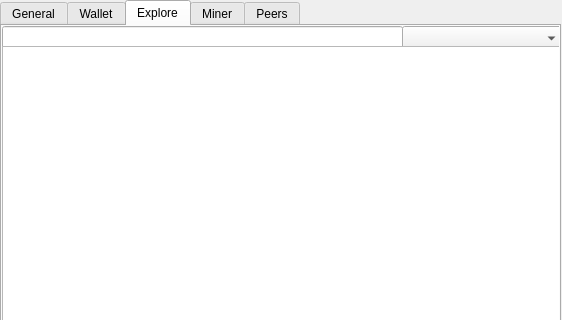
The window that vfconfig/mainwindow.ui (vfcash/VFC-Core) describes before a commit, drawn with Qt 5; both pictures show x 0 to 562 and y 0 to 320 of the 562 by 601 pixel window.
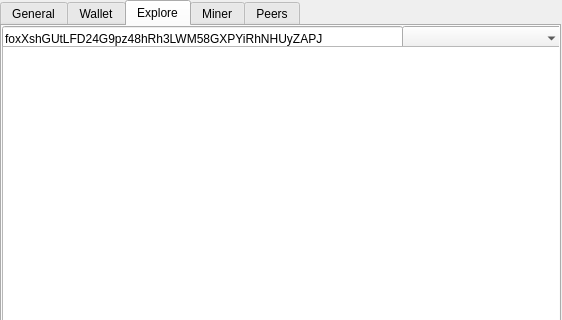
The same window after the commit. The open tabs and pages were chosen to show the change. Icons and pictures are not drawn.

What changed in the file:
```diff
--- a/vfconfig/mainwindow.ui
+++ b/vfconfig/mainwindow.ui
@@ -545,6 +545,9 @@
         <height>25</height>
        </rect>
       </property>
+      <property name="text">
+       <string>foxXshGUtLFD24G9pz48hRh3LWM58GXPYiRhNHUyZAPJ</string>
+      </property>
      </widget>
      <widget class="QComboBox" name="explore_combo">
       <property name="geometry">
```
Left out of the diff: 2 changed lines with no effect on the pictures.
